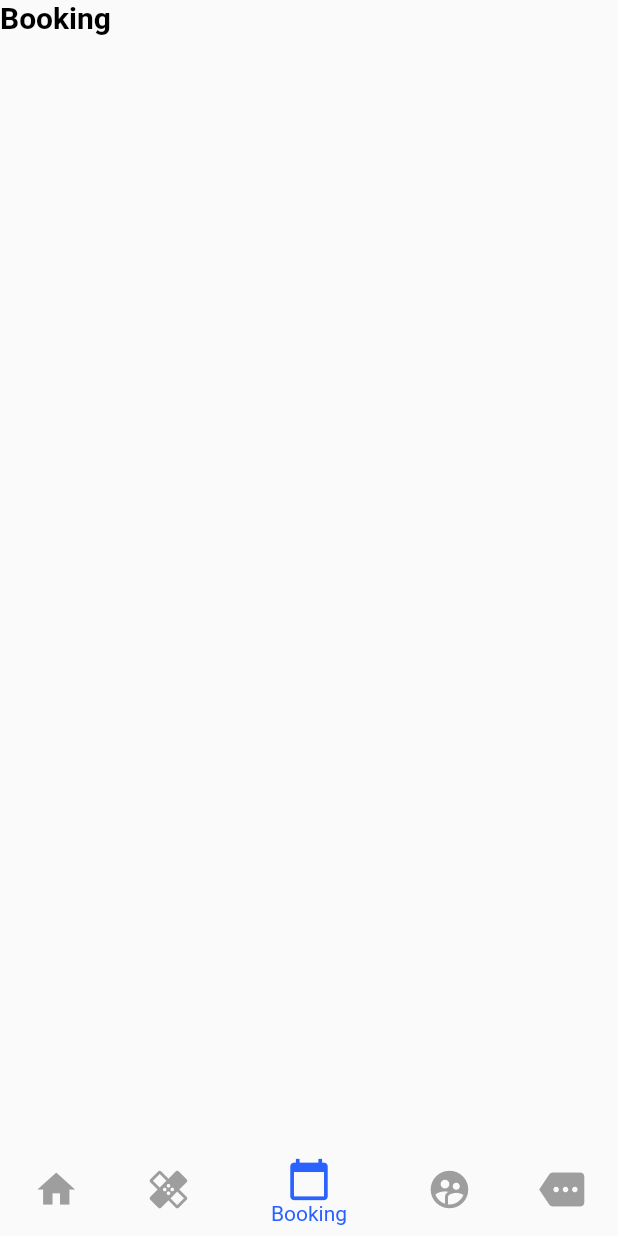
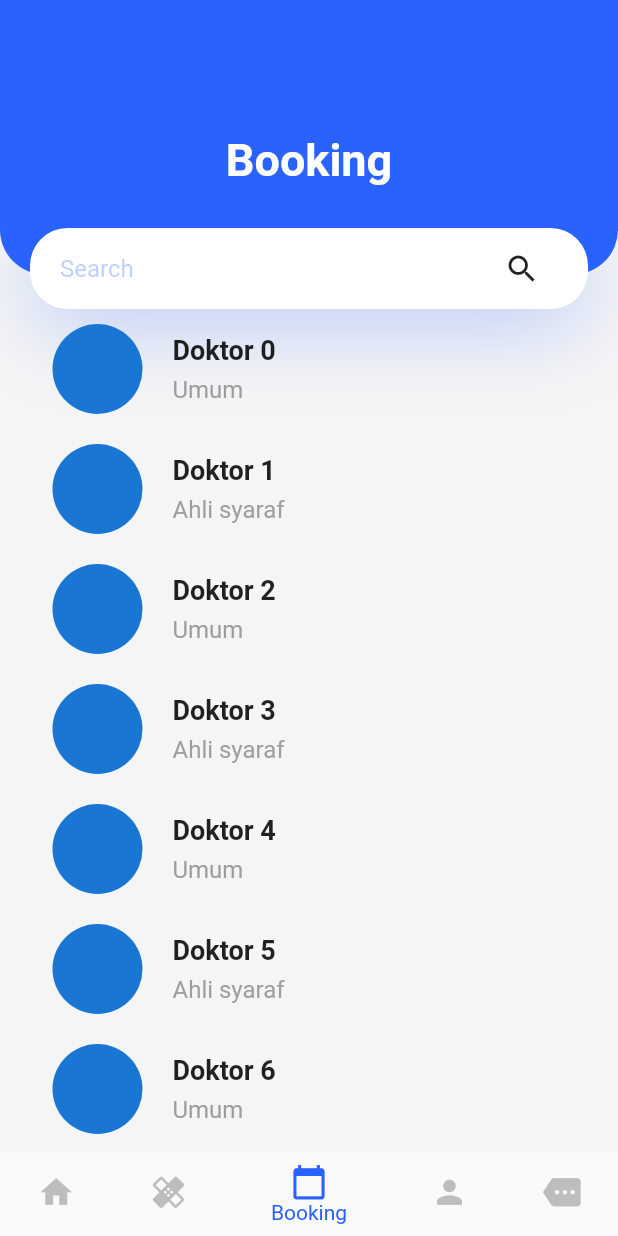
Before and after one commit to zanuarts/RS-TingkatAkhir, a Flutter app: the screen it shows after launch, item 3 of the bottom bar chosen, on a phone screen of 412 x 824 dp. Run offline on Flutter 3.47's test engine with Material 2 defaults, Android fonts, the phone set to English and light mode, and no system bars.

Commit message:
list booking item done

```diff
--- a/lib/src/constants/constant.dart
+++ b/lib/src/constants/constant.dart
@@ -7,16 +7,16 @@ const colorLabel2 = Color(0xFF6FCF97);
 
 List<BoxShadow> darkShadow = [
   BoxShadow(
-      offset: Offset(0, 10),
-      blurRadius: 10.0,
-      spreadRadius: 0.05,
+      offset: Offset(0, 0),
+      blurRadius: 6,
+      spreadRadius: 0,
       color: Colors.black12)
 ];
 
-// List<BoxShadow> primaryShadow = [
-//   BoxShadow(
-//     color: colorPrimary,
-//     offset: Offset(0, 0),
-//     blurRadius: 20,
-//   )
-// ];
+List<BoxShadow> lightShadow = [
+  BoxShadow(
+    color: Colors.grey[100],
+    offset: Offset(0, 0),
+    blurRadius: 10,
+  )
+];
--- /dev/null
+++ b/lib/src/ui/components/booking/booking_item.dart
@@ -0,0 +1,58 @@
+import 'package:flutter/cupertino.dart';
+import 'package:flutter/material.dart';
+
+class BookingItem extends StatelessWidget {
+  const BookingItem({
+    Key key,
+    this.name,
+    this.specialist,
+  }) : super(key: key);
+
+  final String name, specialist;
+
+  @override
+  Widget build(BuildContext context) {
+    return GestureDetector(
+      onTap: () {},
+      child: Container(
+        padding: EdgeInsets.symmetric(vertical: 10, horizontal: 35),
+        child: Row(
+          children: [
+            CircleAvatar(
+              radius: 30,
+            ),
+            SizedBox(
+              width: 20,
+            ),
+            Expanded(
+              child: Column(
+                crossAxisAlignment: CrossAxisAlignment.start,
+                children: [
+                  Text(
+                    name,
+                    overflow: TextOverflow.ellipsis,
+                    style: TextStyle(
+                      fontWeight: FontWeight.bold,
+                      fontSize: 18,
+                    ),
+                  ),
+                  SizedBox(
+                    height: 6,
+                  ),
+                  Text(
+                    specialist,
+                    overflow: TextOverflow.ellipsis,
+                    style: TextStyle(
+                        fontWeight: FontWeight.w400,
+                        fontSize: 16,
+                        color: Colors.grey),
+                  )
+                ],
+              ),
+            )
+          ],
+        ),
+      ),
+    );
+  }
+}
--- /dev/null
+++ b/lib/src/ui/components/booking/header_booking.dart
@@ -0,0 +1,82 @@
+import 'package:flutter/material.dart';
+import 'package:smkdev/src/constants/constant.dart';
+
+class HeaderBooking extends StatelessWidget {
+  const HeaderBooking({
+    Key key,
+    @required this.size,
+  }) : super(key: key);
+
+  final Size size;
+
+  @override
+  Widget build(BuildContext context) {
+    return Container(
+      height: size.height * 0.25,
+      // margin: EdgeInsets.only(bottom: 10),
+      child: Stack(
+        children: [
+          Container(
+            height: size.height * 0.25 - 23,
+            decoration: BoxDecoration(
+                color: colorPrimary,
+                borderRadius: BorderRadius.only(
+                  bottomLeft: Radius.circular(30),
+                  bottomRight: Radius.circular(30),
+                )),
+            child: Center(
+              child: Padding(
+                padding: const EdgeInsets.only(top: 50, bottom: 20),
+                child: Text(
+                  "Booking",
+                  style: TextStyle(
+                      color: Colors.white,
+                      fontSize: 30,
+                      fontWeight: FontWeight.bold),
+                ),
+              ),
+            ),
+          ),
+          Positioned(
+            // Make the component flow in the center-end of Header
+            bottom: 0,
+            left: 0,
+            right: 0,
+            child: Container(
+              alignment:
+                  Alignment.center, // Make the hint in the middle vertically
+              height: 54,
+              margin: EdgeInsets.symmetric(horizontal: 20),
+              padding: EdgeInsets.symmetric(horizontal: 20),
+              decoration: BoxDecoration(
+                  color: Colors.white,
+                  borderRadius: BorderRadius.circular(25),
+                  boxShadow: [
+                    BoxShadow(
+                        offset: Offset(0, 10),
+                        blurRadius: 50,
+                        color: colorPrimary.withOpacity(0.3))
+                  ]),
+              child: Row(
+                children: <Widget>[
+                  Expanded(
+                    child: TextField(
+                      onChanged: (value) {},
+                      decoration: InputDecoration(
+                          hintText: "Search",
+                          hintStyle:
+                              TextStyle(color: colorPrimary.withOpacity(0.3)),
+                          enabledBorder: InputBorder.none,
+                          focusedBorder: InputBorder.none),
+                    ),
+                  ),
+                  IconButton(icon: Icon(Icons.search), onPressed: () {})
+                ],
+              ),
+            ),
+          )
+        ],
+      ),
+    );
+  }
+}
--- a/lib/src/ui/components/bottom_navigation.dart
+++ b/lib/src/ui/components/bottom_navigation.dart
@@ -44,31 +44,22 @@ class _MainBottomNavState extends State<MainBottomNav> {
       bottomNavigationBar: BottomNavigationBar(
         showUnselectedLabels: false,
         items: const <BottomNavigationBarItem>[
-          BottomNavigationBarItem(
-            icon: Icon(Icons.home),
-            title: Text('Home'),
-          ),
+          BottomNavigationBarItem(icon: Icon(Icons.home), label: "Home"),
           BottomNavigationBarItem(
             icon: Icon(Icons.healing),
-            title: Text('Layanan'),
+            label: "Layanan",
           ),
           BottomNavigationBarItem(
             icon: Icon(Icons.calendar_today),
-            title: Text('Booking'),
+            label: 'Booking',
           ),
-          BottomNavigationBarItem(
-            icon: Icon(Icons.supervised_user_circle),
-            title: Text('Profile'),
-          ),
-          BottomNavigationBarItem(
-            icon: Icon(Icons.more),
-            title: Text('More'),
-          ),
+          BottomNavigationBarItem(icon: Icon(Icons.person), label: 'Profile'),
+          BottomNavigationBarItem(icon: Icon(Icons.more), label: 'More'),
         ],
-        unselectedItemColor: Colors.grey,
+        unselectedItemColor: Colors.grey[400],
         selectedItemColor: colorPrimary,
         backgroundColor: Colors.white,
-        iconSize: 30,
+        iconSize: 25,
         elevation: 0.0,
         onTap: _onItemTapped,
         currentIndex: _selectedIndex,
--- a/lib/src/ui/pages/booking/page_booking_dashboard.dart
+++ b/lib/src/ui/pages/booking/page_booking_dashboard.dart
@@ -1,5 +1,7 @@
 import 'package:flutter/cupertino.dart';
 import 'package:flutter/material.dart';
+import 'package:smkdev/src/ui/components/booking/booking_item.dart';
+import 'package:smkdev/src/ui/components/booking/header_booking.dart';
 
 class BookingDashboard extends StatefulWidget {
   @override
@@ -11,19 +13,20 @@ class _BookingDashboardState extends State<BookingDashboard> {
   Widget build(BuildContext context) {
     Size size = MediaQuery.of(context).size;
     return Scaffold(
+      backgroundColor: Colors.grey[100],
       body: Column(
         children: [
-          Container(
-            width: size.width,
-            child: Text(
-              "Booking",
-              style: TextStyle(
-                color: Colors.black,
-                fontSize: 20,
-                fontWeight: FontWeight.bold
-              ),
+          HeaderBooking(size: size),
+          Expanded(
+            child: ListView.builder(
+              itemCount: 10,
+              itemBuilder: (BuildContext context, int index) {
+                return BookingItem(
+                    name: "Doktor $index",
+                    specialist: index % 2 == 0 ? "Umum" : "Ahli syaraf");
+              },
             ),
-          )
+          ),
         ],
       ),
     );
```
